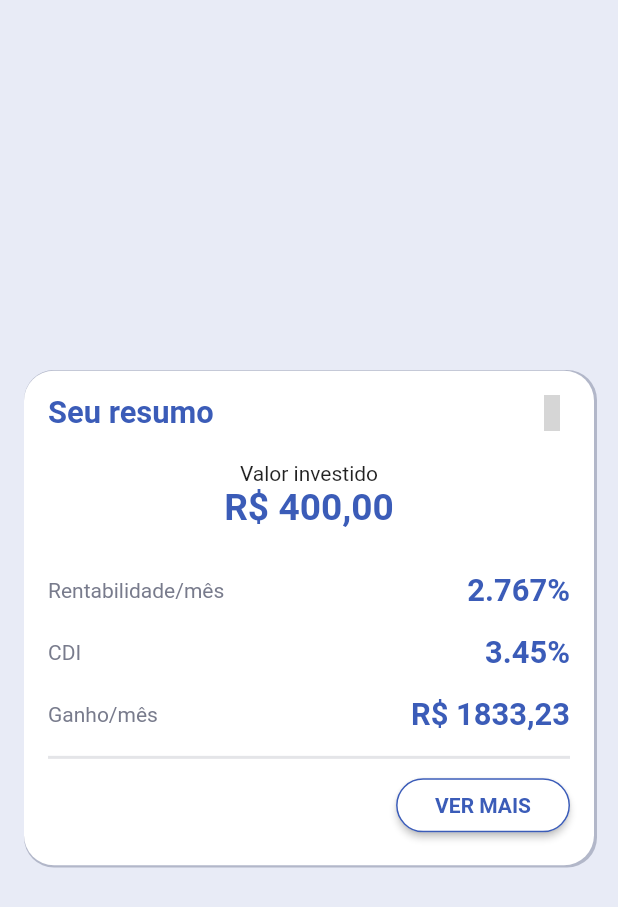
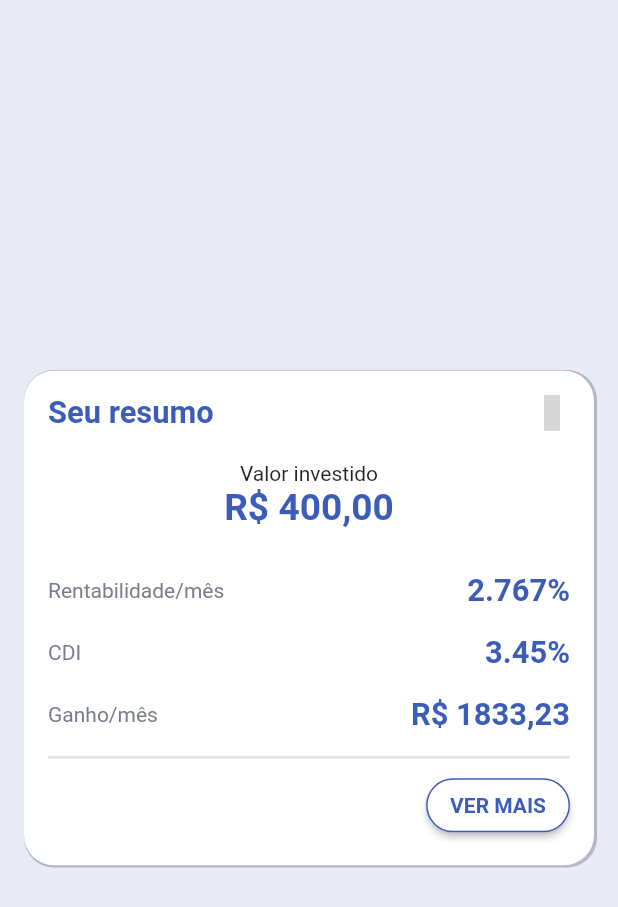
Before and after one commit to Mardem/fliper-test, a Flutter app: the screen it shows after launch, on a phone screen of 412 x 824 dp. Shown: the top 907 px of the screen. Run offline on Flutter 3.47's test engine with Material 2 defaults, Android fonts, the phone set to English and light mode, and no system bars; our stand-ins replace line_icons; grey boxes are pictures that could not be loaded.

Commit message:
feat: Divisão de responsabilidades dos componentes

```diff
--- a/lib/screens/components/ui/app_button_outline.dart
+++ b/lib/screens/components/ui/app_button_outline.dart
@@ -4,14 +4,15 @@ import 'package:flutter/material.dart';
 class AppButtonOutline extends StatelessWidget {
   final GestureTapCallback onPressed;
   final Widget child;
+  final EdgeInsets padding;
 
-  const AppButtonOutline({this.onPressed, this.child});
+  const AppButtonOutline({this.onPressed, this.child, this.padding});
 
   @override
   Widget build(BuildContext context) {
     return OutlinedButton(
       child: Padding(
-        padding: EdgeInsets.all(10.0),
+        padding: padding ?? EdgeInsets.all(0),
         child: child,
       ),
       style: ButtonStyle(
--- /dev/null
+++ b/lib/screens/resume/components/cdi.dart
@@ -0,0 +1,27 @@
+import 'package:fliper/config/colors/default.dart';
+import 'package:flutter/material.dart';
+
+class ResumeCDI extends StatelessWidget {
+  @override
+  Widget build(BuildContext context) {
+    final Size size = MediaQuery.of(context).size;
+
+    return Container(
+      height: size.width * .10,
+      child: Row(
+        mainAxisAlignment: MainAxisAlignment.spaceBetween,
+        children: [
+          Text('CDI'),
+          Text(
+            '3.45%',
+            style: TextStyle(
+              fontSize: size.width * .05,
+              fontWeight: FontWeight.bold,
+              color: DefaultColors.defaultBlue,
+            ),
+          ),
+        ],
+      ),
+    );
+  }
+}
--- /dev/null
+++ b/lib/screens/resume/components/monthly_gains.dart
@@ -0,0 +1,27 @@
+import 'package:fliper/config/colors/default.dart';
+import 'package:flutter/material.dart';
+
+class ResumeMonthlyGains extends StatelessWidget {
+  @override
+  Widget build(BuildContext context) {
+    final Size size = MediaQuery.of(context).size;
+
+    return Container(
+      height: size.width * .10,
+      child: Row(
+        mainAxisAlignment: MainAxisAlignment.spaceBetween,
+        children: [
+          Text('Ganho/mês'),
+          Text(
+            'R\$ 1833,23',
+            style: TextStyle(
+              fontSize: size.width * .05,
+              fontWeight: FontWeight.bold,
+              color: DefaultColors.defaultBlue,
+            ),
+          ),
+        ],
+      ),
+    );
+  }
+}
--- /dev/null
+++ b/lib/screens/resume/components/rentability.dart
@@ -0,0 +1,27 @@
+import 'package:fliper/config/colors/default.dart';
+import 'package:flutter/material.dart';
+
+class ResumeRentability extends StatelessWidget {
+  @override
+  Widget build(BuildContext context) {
+    final Size size = MediaQuery.of(context).size;
+
+    return Container(
+      height: size.width * .10,
+      child: Row(
+        mainAxisAlignment: MainAxisAlignment.spaceBetween,
+        children: [
+          Text('Rentabilidade/mês'),
+          Text(
+            '2.767%',
+            style: TextStyle(
+              fontSize: size.width * .05,
+              fontWeight: FontWeight.bold,
+              color: DefaultColors.defaultBlue,
+            ),
+          ),
+        ],
+      ),
+    );
+  }
+}
--- a/lib/screens/resume/resume.dart
+++ b/lib/screens/resume/resume.dart
@@ -2,7 +2,10 @@ import 'package:fliper/config/colors/default.dart';
 import 'package:fliper/config/global.dart';
 import 'package:fliper/screens/components/layouts/main.dart';
 import 'package:fliper/screens/components/ui/app_button_outline.dart';
+import 'package:fliper/screens/resume/components/cdi.dart';
 import 'package:fliper/screens/resume/components/header.dart';
+import 'package:fliper/screens/resume/components/monthly_gains.dart';
+import 'package:fliper/screens/resume/components/rentability.dart';
 import 'package:fliper/screens/resume/components/total_invest.dart';
 import 'package:flutter/material.dart';
 
@@ -45,63 +48,11 @@ class ResumeScreen extends StatelessWidget {
                     color: Colors.black87,
                   ),
                 ),
-                ResumeTotalInvest(
-                  total: 400,
-                ),
-                SizedBox(
-                  height: size.width * .05,
-                ),
-                Container(
-                  height: size.width * .10,
-                  child: Row(
-                    mainAxisAlignment: MainAxisAlignment.spaceBetween,
-                    children: [
-                      Text('Rentabilidade/mês'),
-                      Text(
-                        '2.767%',
-                        style: TextStyle(
-                          fontSize: size.width * .05,
-                          fontWeight: FontWeight.bold,
-                          color: DefaultColors.defaultBlue,
-                        ),
-                      ),
-                    ],
-                  ),
-                ),
-                Container(
-                  height: size.width * .10,
-                  child: Row(
-                    mainAxisAlignment: MainAxisAlignment.spaceBetween,
-                    children: [
-                      Text('CDI'),
-                      Text(
-                        '3.45%',
-                        style: TextStyle(
-                          fontSize: size.width * .05,
-                          fontWeight: FontWeight.bold,
-                          color: DefaultColors.defaultBlue,
-                        ),
-                      ),
-                    ],
-                  ),
-                ),
-                Container(
-                  height: size.width * .10,
-                  child: Row(
-                    mainAxisAlignment: MainAxisAlignment.spaceBetween,
-                    children: [
-                      Text('Ganho/mês'),
-                      Text(
-                        'R\$ 1833,23',
-                        style: TextStyle(
-                          fontSize: size.width * .05,
-                          fontWeight: FontWeight.bold,
-                          color: DefaultColors.defaultBlue,
-                        ),
-                      ),
-                    ],
-                  ),
-                ),
+                ResumeTotalInvest(total: 400),
+                SizedBox(height: size.width * .05),
+                ResumeRentability(),
+                ResumeCDI(),
+                ResumeMonthlyGains(),
                 Divider(
                   color: DefaultColors.defaultGrey.withOpacity(.2),
                   thickness: 2,
```
